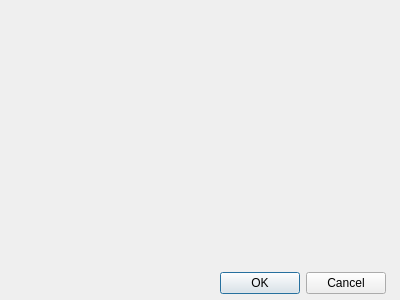
First picture: the form in FLS_Library_Gui/FLS_Library_Gui/addrulesdialog.ui, repository AccesLab/FLS-Library-Codes, before the edit.
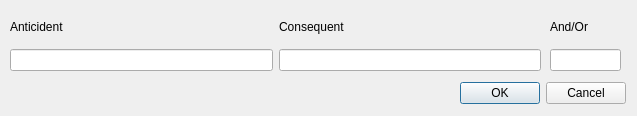
Second picture: the form after the edit.

The edit to the form file:
```diff
--- a/FLS_Library_Gui/FLS_Library_Gui/addrulesdialog.ui
+++ b/FLS_Library_Gui/FLS_Library_Gui/addrulesdialog.ui
@@ -6,8 +6,8 @@
    <rect>
     <x>0</x>
     <y>0</y>
-    <width>400</width>
-    <height>300</height>
+    <width>637</width>
+    <height>116</height>
    </rect>
   </property>
   <property name="windowTitle">
@@ -16,8 +16,8 @@
   <widget class="QDialogButtonBox" name="buttonBox">
    <property name="geometry">
     <rect>
-     <x>210</x>
-     <y>270</y>
+     <x>450</x>
+     <y>80</y>
      <width>176</width>
      <height>27</height>
     </rect>
@@ -26,6 +26,68 @@
     <set>QDialogButtonBox::Cancel|QDialogButtonBox::Ok</set>
    </property>
   </widget>
+  <widget class="QWidget" name="">
+   <property name="geometry">
+    <rect>
+     <x>10</x>
+     <y>10</y>
+     <width>531</width>
+     <height>61</height>
+    </rect>
+   </property>
+   <layout class="QVBoxLayout" name="verticalLayout">
+    <item>
+     <layout class="QHBoxLayout" name="horizontalLayout">
+      <item>
+       <widget class="QLabel" name="label">
+        <property name="text">
+         <string>Anticident</string>
+        </property>
+       </widget>
+      </item>
+      <item>
+       <widget class="QLabel" name="label_2">
+        <property name="text">
+         <string>Consequent</string>
+        </property>
+       </widget>
+      </item>
+     </layout>
+    </item>
+    <item>
+     <layout class="QHBoxLayout" name="horizontalLayout_2">
+      <item>
+       <widget class="QLineEdit" name="anticident"/>
+      </item>
+      <item>
+       <widget class="QLineEdit" name="consequent"/>
+      </item>
+     </layout>
+    </item>
+   </layout>
+  </widget>
+  <widget class="QWidget" name="">
+   <property name="geometry">
+    <rect>
+     <x>550</x>
+     <y>10</y>
+     <width>71</width>
+     <height>61</height>
+    </rect>
+   </property>
+   <layout class="QVBoxLayout" name="verticalLayout_2">
+    <item>
+     <widget class="QLabel" name="label_3">
+      <property name="text">
+       <string>And/Or</string>
+      </property>
+     </widget>
+    </item>
+    <item>
+     <widget class="QLineEdit" name="andor"/>
+    </item>
+   </layout>
+  </widget>
  </widget>
  <resources/>
  <connections/>
```
